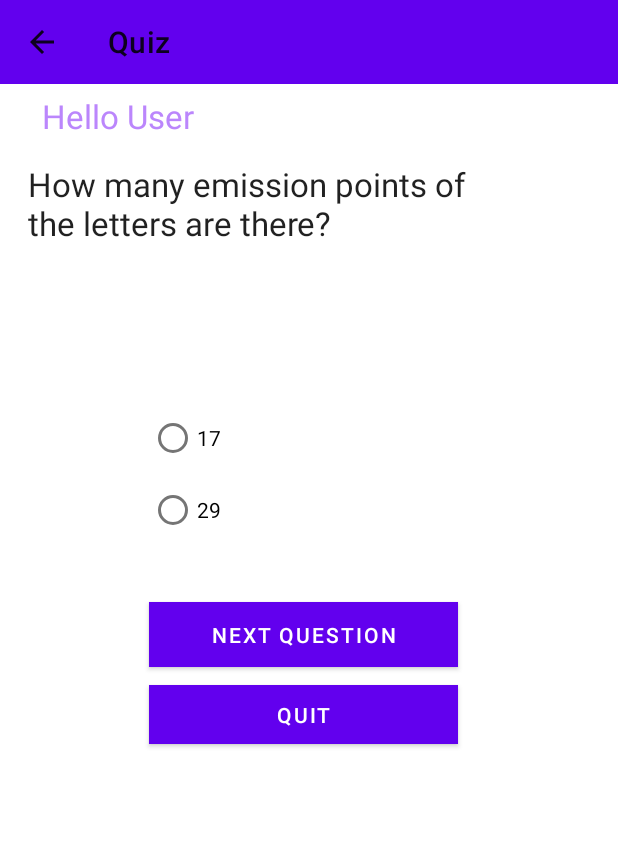
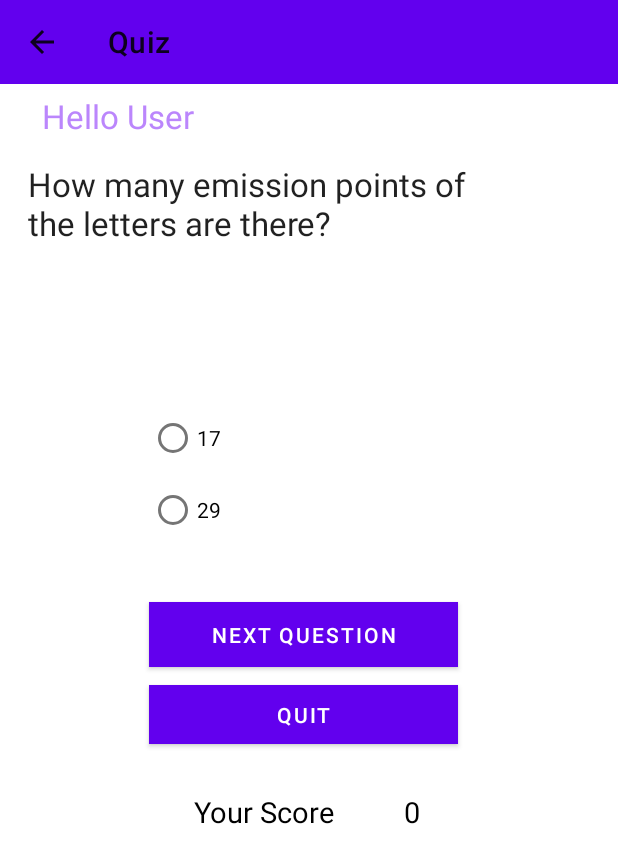
Before and after one commit to FatimaShah11/task2, an Android app: the screen it shows after launch (QuestionsActivity), after a tap on "ATTEMPT QUIZ", on a phone screen of 412 x 824 dp. Shown: the top 863 px of the screen. Run offline under Robolectric (Android 15) with nearby library versions, the phone set to English and light mode, and no system bars.

Commit message:
parentActi_OfQuesti.Act.

```diff
--- a/app/src/main/java/com/example/quizz544a/MainActivity.java
+++ b/app/src/main/java/com/example/quizz544a/MainActivity.java
@@ -19,8 +19,7 @@ public class MainActivity extends AppCompatActivity {
         setContentView(R.layout.activity_main);
         Toolbar toolbar = findViewById(R.id.toolbar1);
         setSupportActionBar(toolbar);
-        getSupportActionBar().setTitle("Quiz");
-        getSupportActionBar().setDisplayHomeAsUpEnabled(true);
+        getSupportActionBar().setTitle("HomePage");
 
         Button startbutton=(Button)findViewById(R.id.button);
         Button url=(Button)findViewById(R.id.urlbtn);
--- a/app/src/main/java/com/example/quizz544a/PracticeActivity.java
+++ b/app/src/main/java/com/example/quizz544a/PracticeActivity.java
@@ -14,7 +14,7 @@ public class PracticeActivity extends AppCompatActivity {
         setContentView(R.layout.practice_activity);
         Toolbar toolbar = findViewById(R.id.toolbar3);
         setSupportActionBar(toolbar);
-        getSupportActionBar().setTitle("Quiz");
+        getSupportActionBar().setTitle("Practice");
         getSupportActionBar().setDisplayHomeAsUpEnabled(true);
 
         ImageView I1=(ImageView)findViewById(R.id.imageView2);
--- a/app/src/main/java/com/example/quizz544a/QuestionsActivity.java
+++ b/app/src/main/java/com/example/quizz544a/QuestionsActivity.java
@@ -53,8 +53,8 @@ public class QuestionsActivity extends AppCompatActivity {
     protected void onCreate(Bundle savedInstanceState) {
         super.onCreate(savedInstanceState);
         setContentView(R.layout.activity_qestions);
-        Toolbar toolbar = findViewById(R.id.toolbar1);
-        setSupportActionBar(toolbar);
+        Toolbar bar = findViewById(R.id.toolbar1);
+        setSupportActionBar(bar);
         getSupportActionBar().setTitle("Quiz");
         getSupportActionBar().setDisplayHomeAsUpEnabled(true);
 
--- a/app/src/main/res/layout/activity_qestions.xml
+++ b/app/src/main/res/layout/activity_qestions.xml
@@ -127,13 +127,14 @@
             android:layout_alignParentStart="true"
             android:layout_alignParentBottom="true"
             android:layout_marginTop="32dp"
-            android:text="your_score"
+            android:text="Your Score"
             android:textAppearance="@style/TextAppearance.AppCompat.Display1"
-            android:textColor="#ffffff"
+            android:textColor="@color/black"
             android:textSize="19sp"
+            android:visibility="visible"
             app:layout_constraintBottom_toBottomOf="parent"
             app:layout_constraintEnd_toStartOf="@+id/textView4"
-            app:layout_constraintHorizontal_bias="0.484"
+            app:layout_constraintHorizontal_bias="0.4"
             app:layout_constraintStart_toStartOf="@+id/buttonquit"
             app:layout_constraintTop_toBottomOf="@+id/buttonquit"
             app:layout_constraintVertical_bias="0.0" />
@@ -144,15 +145,17 @@
             android:layout_height="24dp"
             android:layout_alignParentEnd="true"
             android:layout_alignParentBottom="true"
-            android:layout_marginEnd="20dp"
             android:layout_marginBottom="272dp"
-            android:text="_0"
+            android:text="0"
             android:textAlignment="center"
             android:textAppearance="@color/abc_background_cache_hint_selector_material_dark"
-            android:textColor="#ffffff"
+            android:textColor="@color/black"
             android:textSize="19sp"
+            android:visibility="visible"
             app:layout_constraintBottom_toBottomOf="parent"
-            app:layout_constraintEnd_toEndOf="@+id/buttonquit" />
+            app:layout_constraintEnd_toEndOf="@+id/buttonquit"
+            app:layout_constraintHorizontal_bias="0.871"
+            app:layout_constraintStart_toStartOf="@+id/buttonquit" />
 
         <androidx.appcompat.widget.Toolbar
             android:id="@+id/toolbar1"
```
Also changed, not shown: app/src/main/AndroidManifest.xml (+5 -5 lines), app/src/main/java/com/example/quizz544a/ResultActivity.java (+5 -3 lines).
